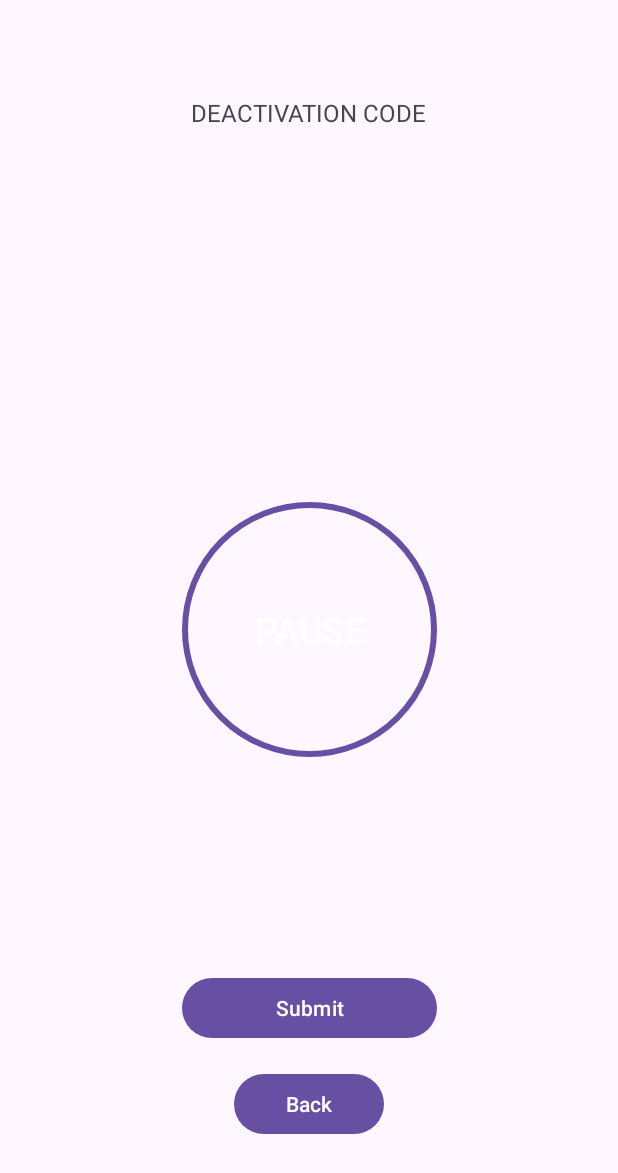
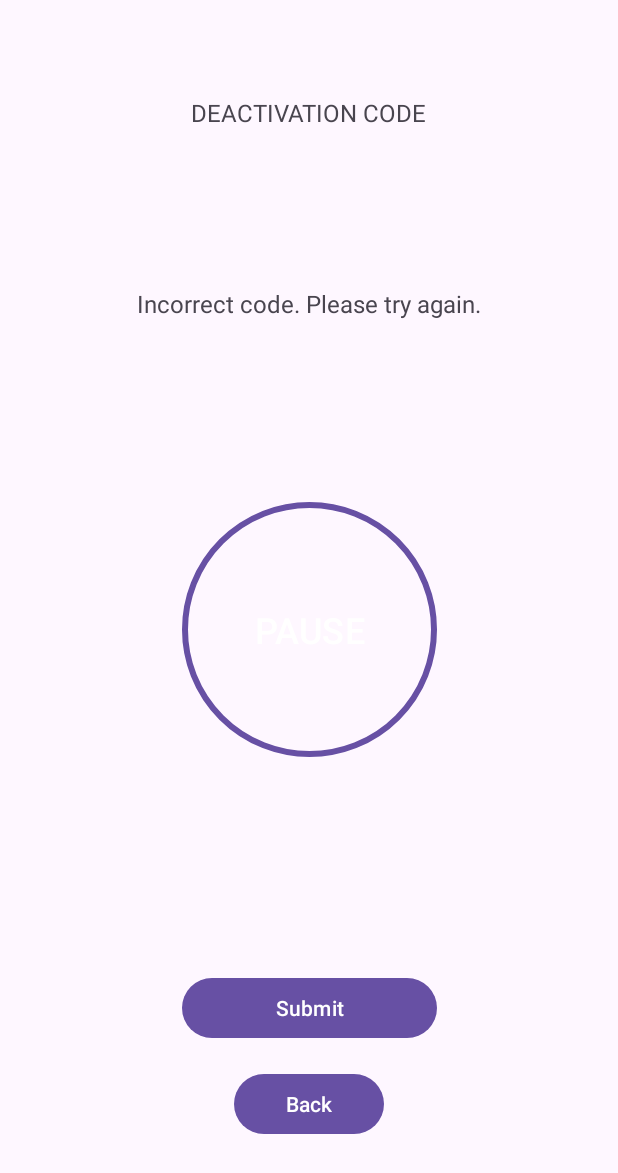
Before and after one commit to Pseudophobi4/getmeup-android, an Android app: the DeactivateAlarmActivity screen opened directly, with no data from a screen before it, after a tap on "Submit", on a phone screen of 412 x 824 dp. Shown: the top 1173 px of the screen. Run offline under Robolectric (Android 15) with nearby library versions, the phone set to English and light mode, and no system bars; 3 statements that could not run were skipped.

Commit message:
Added tv_error_message and functionality in DeactivateAlarmActivity

```diff
--- a/GetMeUp/app/src/main/java/com/example/getmeup/DeactivateAlarmActivity.kt
+++ b/GetMeUp/app/src/main/java/com/example/getmeup/DeactivateAlarmActivity.kt
@@ -14,6 +14,8 @@ import android.os.Bundle
 import android.os.Handler
 import android.os.IBinder
 import android.os.Looper
+import android.text.Editable
+import android.text.TextWatcher
 import android.util.Log
 import android.widget.Button
 import android.widget.EditText
@@ -24,6 +26,7 @@ import java.io.IOException
 import java.util.Calendar
 
 import android.view.animation.LinearInterpolator
+import android.widget.TextView
 import com.google.android.material.progressindicator.CircularProgressIndicator
 
 class DeactivateAlarmActivity : AppCompatActivity() {
@@ -33,6 +36,8 @@ class DeactivateAlarmActivity : AppCompatActivity() {
     private lateinit var btnBack: Button
     private lateinit var btnPause: Button // New pause button
     private lateinit var mediaPlayer: MediaPlayer // MediaPlayer reference
+    private lateinit var tvErrorMessage: TextView
+
 
     private lateinit var progressBar: CircularProgressIndicator
     private var valueAnimator: ValueAnimator? = null
@@ -64,6 +69,10 @@ class DeactivateAlarmActivity : AppCompatActivity() {
         btnPause = findViewById(R.id.buttonPause) // Initialize pause button
 
         progressBar = findViewById(R.id.progressBar)
+        tvErrorMessage = findViewById(R.id.tv_error_message)
+
+        // Initially hide the error message
+        tvErrorMessage.text = ""
 
         etCodeInput.requestFocus() // Set focus to the code input field
 
@@ -83,7 +92,7 @@ class DeactivateAlarmActivity : AppCompatActivity() {
                 isPaused = false
                 deactivateAlarm()
             } else {
-                Toast.makeText(this, "Incorrect code. Please try again.", Toast.LENGTH_SHORT).show()
+                tvErrorMessage.text = "Incorrect code. Please try again."
             }
         }
 
@@ -105,6 +114,17 @@ class DeactivateAlarmActivity : AppCompatActivity() {
                 startCountdown()
             }
         }
+
+        // Add a TextWatcher to clear the error message when the input changes
+        etCodeInput.addTextChangedListener(object : TextWatcher {
+            override fun beforeTextChanged(s: CharSequence?, start: Int, count: Int, after: Int) {}
+
+            override fun onTextChanged(s: CharSequence?, start: Int, before: Int, count: Int) {
+                tvErrorMessage.text = ""
+            }
+
+            override fun afterTextChanged(s: Editable?) {}
+        })
     }
 
     private fun deactivateAlarm() {
--- a/GetMeUp/app/src/main/res/layout/activity_deactivate_alarm.xml
+++ b/GetMeUp/app/src/main/res/layout/activity_deactivate_alarm.xml
@@ -12,11 +12,11 @@
         android:layout_height="wrap_content"
         android:background="@null"
         android:fontFamily="@font/jetbrainsmono_bold"
+        android:gravity="center"
         android:inputType="text"
         android:maxLength="8"
         android:padding="16dp"
         android:textAlignment="center"
-        android:gravity="center"
         android:textSize="48sp"
         android:textStyle="bold"
         app:layout_constraintEnd_toEndOf="parent"
@@ -64,8 +64,8 @@
         android:layout_height="0dp"
         android:background="@android:color/transparent"
         android:text="PAUSE"
+        android:textColor="@color/white"
         android:textSize="24sp"
-        android:textColor="@color/white"
         app:layout_constraintBottom_toBottomOf="@+id/progressBar"
         app:layout_constraintEnd_toEndOf="@+id/progressBar"
         app:layout_constraintStart_toStartOf="@+id/progressBar"
@@ -84,4 +84,14 @@
         app:layout_constraintStart_toStartOf="parent"
         app:layout_constraintTop_toBottomOf="@+id/editTextCode" />
 
+    <TextView
+        android:id="@+id/tv_error_message"
+        android:layout_width="wrap_content"
+        android:layout_height="wrap_content"
+        android:textSize="16sp"
+        app:layout_constraintEnd_toEndOf="parent"
+        app:layout_constraintHorizontal_bias="0.5"
+        app:layout_constraintStart_toStartOf="parent"
+        app:layout_constraintTop_toBottomOf="@+id/editTextCode" />
+
 </androidx.constraintlayout.widget.ConstraintLayout>
```
